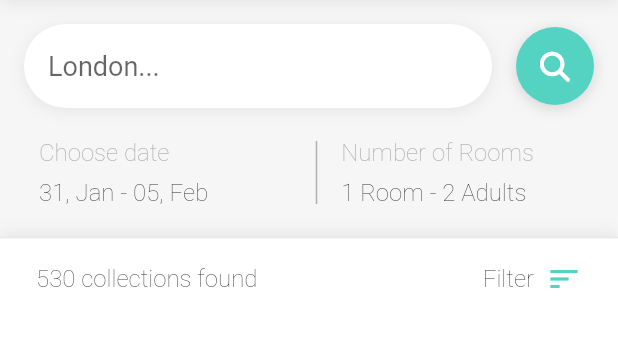
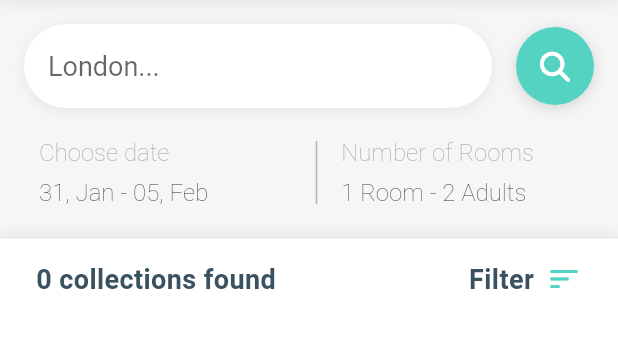
Before and after one commit to morandave/Translight, a Flutter app: the screen it shows after launch, after a tap on "Home", on a phone screen of 412 x 824 dp, the part 84-432 px from its top. Run offline on Flutter 3.47's test engine with Material 2 defaults, Android fonts, the phone set to English and light mode, and no system bars; our stand-ins replace dio, flutter_rating_bar, font_awesome_flutter; network calls fail; Roboto replaces fonts that are missing (WorkSans).

Commit message:
feat:显示后端返回的文物数量

```diff
--- a/lib/hotel_booking/hotel_home_screen.dart
+++ b/lib/hotel_booking/hotel_home_screen.dart
@@ -4,6 +4,7 @@ import 'package:best_flutter_ui_templates/hotel_booking/model/hotel_list_data.da
 import 'package:flutter/material.dart';
 import 'package:font_awesome_flutter/font_awesome_flutter.dart';
 import 'package:intl/intl.dart';
+import '../design_course/design_course_app_theme.dart';
 import 'filters_screen.dart';
 import 'hotel_app_theme.dart';
 
@@ -16,6 +17,7 @@ class _HotelHomeScreenState extends State<HotelHomeScreen>
     with TickerProviderStateMixin {
   AnimationController? animationController;
   List<HotelListData> hotelList = [];
+  int collectionNum = 0;
   final ScrollController _scrollController = ScrollController();
 
   DateTime startDate = DateTime.now();
@@ -31,7 +33,9 @@ class _HotelHomeScreenState extends State<HotelHomeScreen>
 
   void fetchData() async {
     NetworkRequest networkRequest = NetworkRequest(url: 'http://101.200.197.49:5000/chinese/filter_collections?name%3D&category%3D=&existing_location%3D&period%3D=&artist%3D');
-    hotelList = await networkRequest.fetchData();
+    Map<String, dynamic> result = await networkRequest.fetchData();
+    hotelList = result['hotelList'];
+    collectionNum = result['collectionNum'];
     setState(() {});
   }
 
@@ -432,10 +436,12 @@ class _HotelHomeScreenState extends State<HotelHomeScreen>
                   child: Padding(
                     padding: const EdgeInsets.all(8.0),
                     child: Text(
-                      '530 collections found',
+                      '${collectionNum} collections found',
                       style: TextStyle(
-                        fontWeight: FontWeight.w100,
-                        fontSize: 16,
+                        fontWeight: FontWeight.bold,
+                        fontSize: 18,
+                        letterSpacing: 0.27,
+                        color: DesignCourseAppTheme.grey,
                       ),
                     ),
                   ),
@@ -466,8 +472,10 @@ class _HotelHomeScreenState extends State<HotelHomeScreen>
                           Text(
                             'Filter',
                             style: TextStyle(
-                              fontWeight: FontWeight.w100,
-                              fontSize: 16,
+                              fontWeight: FontWeight.bold,
+                              fontSize: 18,
+                              letterSpacing: 0.27,
+                              color: DesignCourseAppTheme.grey,
                             ),
                           ),
                           Padding(
--- a/lib/hotel_booking/model/hotel_list_data.dart
+++ b/lib/hotel_booking/model/hotel_list_data.dart
@@ -7,23 +7,30 @@ class NetworkRequest {
 
   NetworkRequest({required this.url});
 
-  Future<List<HotelListData>> fetchData() async {
+  Future<Map<String, dynamic>> fetchData() async {
     var response = await dio.get(url);
     if (response.statusCode == 200) {
-      List<dynamic> jsonResponse = response.data;
+      List<dynamic> jsonResponse = response.data["data"];
+      int collectionNum = response.data["collectionNum"];
       List<String> processedResponse = [];
 
       strprocess(jsonResponse, processedResponse);
 
       List<Map<String, dynamic>> parsedResponse = [];
       responseConvert(processedResponse, parsedResponse);
-      return parsedResponse
+      List<HotelListData> hotelList = parsedResponse
           .map((item) => HotelListData.fromJson(item))
           .toList();
+
+      return {
+        'hotelList': hotelList,
+        'collectionNum': collectionNum,
+      };
     } else {
       throw Exception('Failed to load data');
     }
   }
+
 
   void responseConvert(List<String> processedResponse,
       List<Map<String, dynamic>> parsedResponse) {
```
Also changed, not shown: lib/hotel_booking/model/CollectionList.dart (added, +20 -0 lines).
